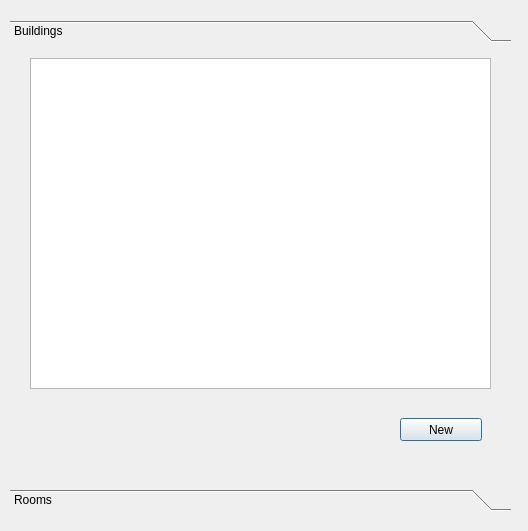
Old version of the form General/raumedialog.ui in the repository MrRisoni/Gauss.
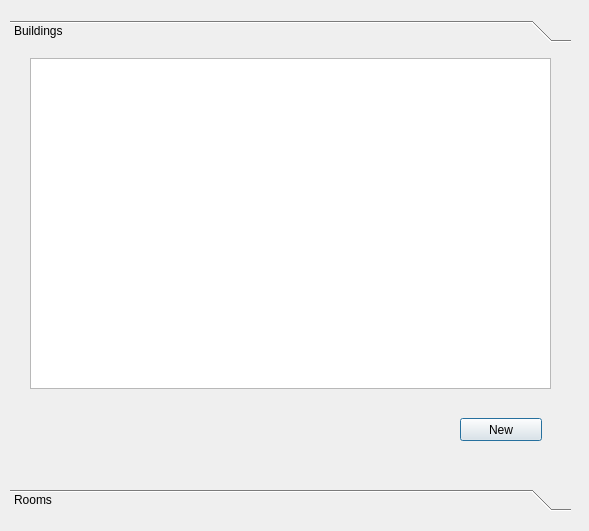
New version of the form. The open tabs and pages were chosen to show the change.

Commit message: minor building bux fixes

What changed in the file:
```diff
--- a/General/raumedialog.ui
+++ b/General/raumedialog.ui
@@ -6,7 +6,7 @@
    <rect>
     <x>0</x>
     <y>0</y>
-    <width>528</width>
+    <width>589</width>
     <height>531</height>
    </rect>
   </property>
@@ -18,7 +18,7 @@
     <rect>
      <x>10</x>
      <y>20</y>
-     <width>501</width>
+     <width>561</width>
      <height>491</height>
     </rect>
    </property>
@@ -30,7 +30,7 @@
      <rect>
       <x>0</x>
       <y>0</y>
-      <width>501</width>
+      <width>561</width>
       <height>433</height>
      </rect>
     </property>
@@ -42,7 +42,7 @@
       <rect>
        <x>20</x>
        <y>10</y>
-       <width>461</width>
+       <width>521</width>
        <height>331</height>
       </rect>
      </property>
@@ -62,7 +62,7 @@
     <widget class="QPushButton" name="pushAdd">
      <property name="geometry">
       <rect>
-       <x>390</x>
+       <x>450</x>
        <y>370</y>
        <width>82</width>
        <height>23</height>
```
Left out of the diff: 6 changed lines with no effect on the pictures. The commit also changes 2 other files.
